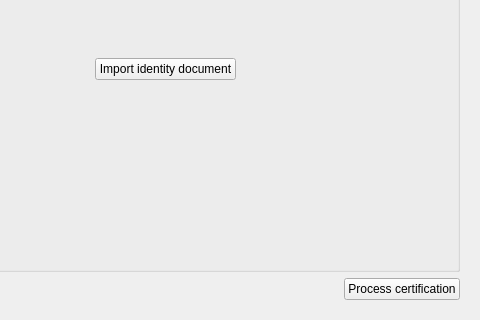
Above: src/sakia/gui/sub/certification/certification.ui from duniter/sakia before the change; both pictures show x 149 to 629 and y 300 to 620 of the 629 by 620 pixel window. Below: the same form after it.
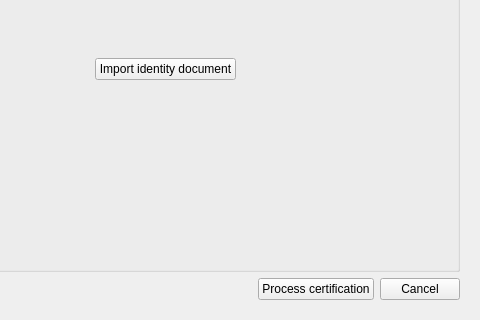
That is the form after the change.

Commit message: Add cancel button

What changed in the file:
```diff
--- a/src/sakia/gui/sub/certification/certification.ui
+++ b/src/sakia/gui/sub/certification/certification.ui
@@ -103,6 +103,13 @@
            </property>
           </widget>
          </item>
+         <item>
+          <widget class="QPushButton" name="button_cancel">
+           <property name="text">
+            <string>Cancel</string>
+           </property>
+          </widget>
+         </item>
         </layout>
        </item>
       </layout>
```
Left out of the diff: 7 changed lines with no effect on the pictures. The commit also changes 2 other files.
